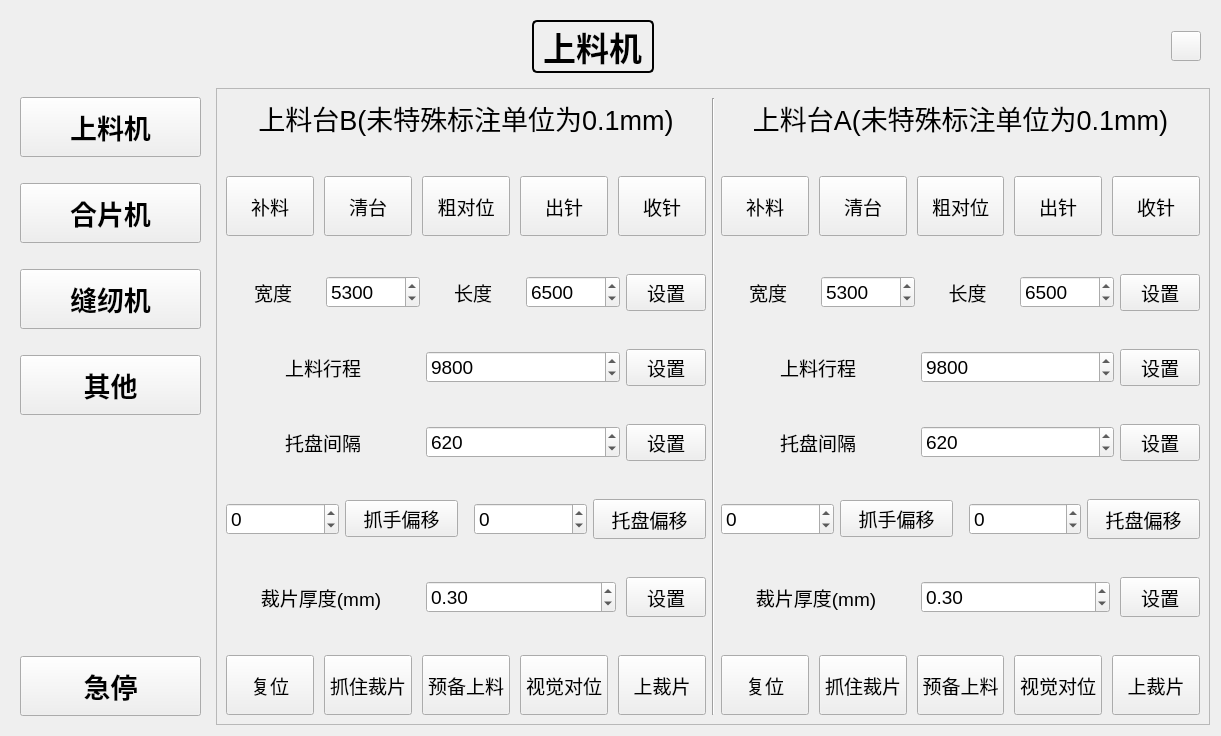
Old version of the form ui/developer_widget.ui in the repository Mrjiong-ff/syt_hmi.
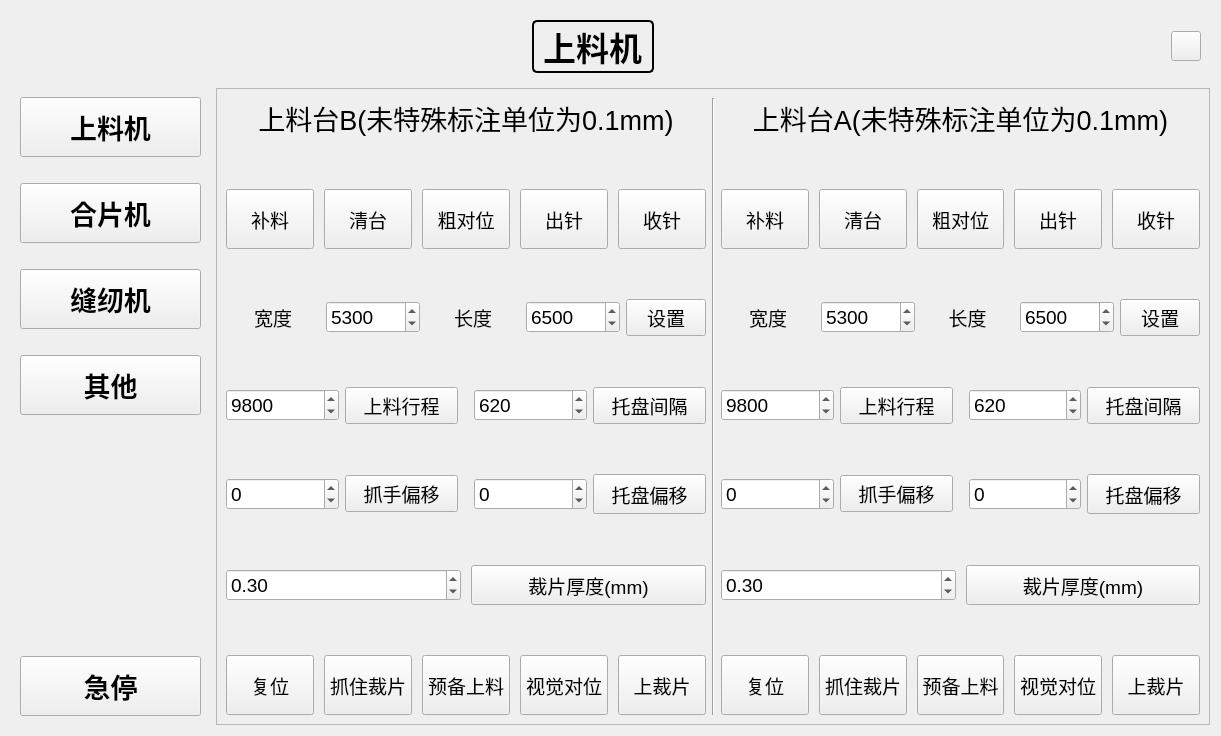
New version of the form. Custom widgets are drawn as their Qt base class.

Patch:
```diff
--- a/ui/developer_widget.ui
+++ b/ui/developer_widget.ui
@@ -500,21 +500,6 @@
            </item>
            <item>
             <layout class="QHBoxLayout" name="horizontalLayout_3">
-             <item>
-              <widget class="QLabel" name="label_3">
-               <property name="font">
-                <font>
-                 <pointsize>14</pointsize>
-                </font>
-               </property>
-               <property name="text">
-                <string>上料行程</string>
-               </property>
-               <property name="alignment">
-                <set>Qt::AlignCenter</set>
-               </property>
-              </widget>
-             </item>
              <item>
               <widget class="QSpinBox" name="load_distance_spinbox_B">
                <property name="font">
@@ -546,7 +531,7 @@
                </property>
                <property name="maximumSize">
                 <size>
-                 <width>80</width>
+                 <width>16777215</width>
                  <height>16777215</height>
                 </size>
                </property>
@@ -556,41 +541,25 @@
                 </font>
                </property>
                <property name="text">
-                <string>设置</string>
+                <string>上料行程</string>
                </property>
               </widget>
              </item>
-            </layout>
-           </item>
-           <item>
-            <spacer name="verticalSpacer_5">
-             <property name="orientation">
-              <enum>Qt::Vertical</enum>
-             </property>
-             <property name="sizeHint" stdset="0">
-              <size>
-               <width>17</width>
-               <height>13</height>
-              </size>
-             </property>
-            </spacer>
-           </item>
-           <item>
-            <layout class="QHBoxLayout" name="horizontalLayout_4">
              <item>
-              <widget class="QLabel" name="label_4">
-               <property name="font">
-                <font>
-                 <pointsize>14</pointsize>
-                </font>
+              <spacer name="horizontalSpacer_46">
+               <property name="orientation">
+                <enum>Qt::Horizontal</enum>
                </property>
-               <property name="text">
-                <string>托盘间隔</string>
+               <property name="sizeType">
+                <enum>QSizePolicy::Minimum</enum>
                </property>
-               <property name="alignment">
-                <set>Qt::AlignCenter</set>
+               <property name="sizeHint" stdset="0">
+                <size>
+                 <width>10</width>
+                 <height>20</height>
+                </size>
                </property>
-              </widget>
+              </spacer>
              </item>
              <item>
               <widget class="QSpinBox" name="tray_gap_spinbox_B">
@@ -623,7 +592,7 @@
                </property>
                <property name="maximumSize">
                 <size>
-                 <width>80</width>
+                 <width>16777215</width>
                  <height>16777215</height>
                 </size>
                </property>
@@ -633,14 +602,14 @@
                 </font>
                </property>
                <property name="text">
-                <string>设置</string>
+                <string>托盘间隔</string>
                </property>
               </widget>
              </item>
             </layout>
            </item>
            <item>
-            <spacer name="verticalSpacer_6">
+            <spacer name="verticalSpacer_5">
              <property name="orientation">
               <enum>Qt::Vertical</enum>
              </property>
@@ -768,21 +737,6 @@
              <property name="spacing">
               <number>10</number>
              </property>
-             <item>
-              <widget class="QLabel" name="label_80">
-               <property name="font">
-                <font>
-                 <pointsize>14</pointsize>
-                </font>
-               </property>
-               <property name="text">
-                <string>裁片厚度(mm)</string>
-               </property>
-               <property name="alignment">
-                <set>Qt::AlignCenter</set>
-               </property>
-              </widget>
-             </item>
              <item>
               <widget class="QDoubleSpinBox" name="thickness_spinbox_B">
                <property name="font">
@@ -814,7 +768,7 @@
                </property>
                <property name="maximumSize">
                 <size>
-                 <width>80</width>
+                 <width>16777215</width>
                  <height>16777215</height>
                 </size>
                </property>
@@ -824,7 +778,7 @@
                 </font>
                </property>
                <property name="text">
-                <string>设置</string>
+                <string>裁片厚度(mm)</string>
                </property>
               </widget>
              </item>
@@ -1228,21 +1182,6 @@
            </item>
            <item>
             <layout class="QHBoxLayout" name="horizontalLayout_10">
-             <item>
-              <widget class="QLabel" name="label_8">
-               <property name="font">
-                <font>
-                 <pointsize>14</pointsize>
-                </font>
-               </property>
-               <property name="text">
-                <string>上料行程</string>
-               </property>
-               <property name="alignment">
-                <set>Qt::AlignCenter</set>
-               </property>
-              </widget>
-             </item>
              <item>
               <widget class="QSpinBox" name="load_distance_spinbox_A">
                <property name="font">
@@ -1274,7 +1213,7 @@
                </property>
                <property name="maximumSize">
                 <size>
-                 <width>80</width>
+                 <width>16777215</width>
                  <height>16777215</height>
                 </size>
                </property>
@@ -1284,41 +1223,25 @@
                 </font>
                </property>
                <property name="text">
-                <string>设置</string>
+                <string>上料行程</string>
                </property>
               </widget>
              </item>
-            </layout>
-           </item>
-           <item>
-            <spacer name="verticalSpacer_11">
-             <property name="orientation">
-              <enum>Qt::Vertical</enum>
-             </property>
-             <property name="sizeHint" stdset="0">
-              <size>
-               <width>412</width>
-               <height>13</height>
-              </size>
-             </property>
-            </spacer>
-           </item>
-           <item>
-            <layout class="QHBoxLayout" name="horizontalLayout_11">
              <item>
-              <widget class="QLabel" name="label_9">
-               <property name="font">
-                <font>
-                 <pointsize>14</pointsize>
-                </font>
+              <spacer name="horizontalSpacer_47">
+               <property name="orientation">
+                <enum>Qt::Horizontal</enum>
                </property>
-               <property name="text">
-                <string>托盘间隔</string>
+               <property name="sizeType">
+                <enum>QSizePolicy::Minimum</enum>
                </property>
-               <property name="alignment">
-                <set>Qt::AlignCenter</set>
+               <property name="sizeHint" stdset="0">
+                <size>
+                 <width>10</width>
+                 <height>20</height>
+                </size>
                </property>
-              </widget>
+              </spacer>
              </item>
              <item>
               <widget class="QSpinBox" name="tray_gap_spinbox_A">
@@ -1351,7 +1274,7 @@
                </property>
                <property name="maximumSize">
                 <size>
-                 <width>80</width>
+                 <width>16777215</width>
                  <height>16777215</height>
                 </size>
                </property>
@@ -1361,7 +1284,7 @@
                 </font>
                </property>
                <property name="text">
-                <string>设置</string>
+                <string>托盘间隔</string>
                </property>
               </widget>
              </item>
@@ -1496,21 +1419,6 @@
              <property name="spacing">
               <number>10</number>
              </property>
-             <item>
-              <widget class="QLabel" name="label_81">
-               <property name="font">
-                <font>
-                 <pointsize>14</pointsize>
-                </font>
-               </property>
-               <property name="text">
-                <string>裁片厚度(mm)</string>
-               </property>
-               <property name="alignment">
-                <set>Qt::AlignCenter</set>
-               </property>
-              </widget>
-             </item>
              <item>
               <widget class="QDoubleSpinBox" name="thickness_spinbox_A">
                <property name="font">
@@ -1542,7 +1450,7 @@
                </property>
                <property name="maximumSize">
                 <size>
-                 <width>80</width>
+                 <width>16777215</width>
                  <height>16777215</height>
                 </size>
                </property>
@@ -1552,7 +1460,7 @@
                 </font>
                </property>
                <property name="text">
-                <string>设置</string>
+                <string>裁片厚度(mm)</string>
                </property>
               </widget>
              </item>
```
Left out of the diff: 152 changed lines with no effect on the pictures.
